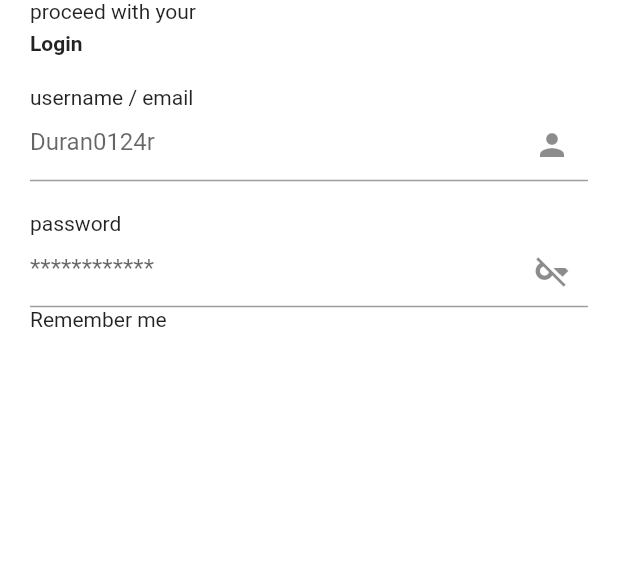
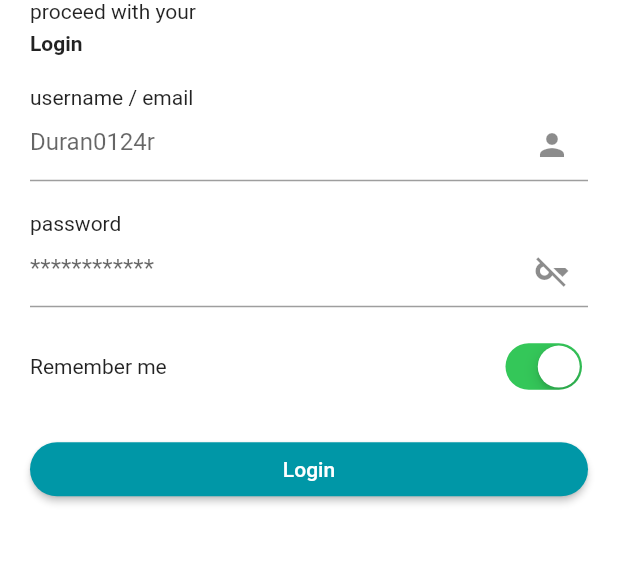
Before and after one commit to rehamAlii29/GTrip, a Flutter app: the screen it shows after launch, on a phone screen of 412 x 824 dp, the part 401-965 px from its top. Run offline on Flutter 3.47's test engine with Material 2 defaults, Android fonts, the light colour scheme and no system bars.

Commit message:
commit on main

```diff
--- a/lib/LoginUser.dart
+++ b/lib/LoginUser.dart
@@ -1,3 +1,4 @@
+import 'package:flutter/cupertino.dart';
 import 'package:flutter/material.dart';
 
 class LoginUser extends StatefulWidget {
@@ -51,13 +52,28 @@ class _LoginUserState extends State<LoginUser> {
                 controller: passwordController,
                   decoration: const InputDecoration(
                       hintText: "************", suffixIcon: Icon(Icons.key_off))),
-              Row(children: const [
-                Expanded(child: Text("Remember me")),
+              const SizedBox(height: 20,),
+              Row(children:  [
+                const Expanded(child: const Text("Remember me")),
+                CupertinoSwitch(value: true, onChanged: (value){
+                  value=false;
+                }),
 
+              ],),
+              const SizedBox(height: 25,),
+              Container( width: MediaQuery.of(context).size.width,
 
+                child: MaterialButton(child: Text("Login",
+                  style: TextStyle(color: Colors.white),
+                ), onPressed: (){},
+                color: Colors.cyan[700]
+                  ,
+                  shape: RoundedRectangleBorder(
+                    borderRadius: BorderRadius.circular(20)
+                  ),
 
-              ],)
-
+                ),
+              )
             ],
           ))
         ],
```
Also changed, not shown: lib/CasheHelper.dart (added).
